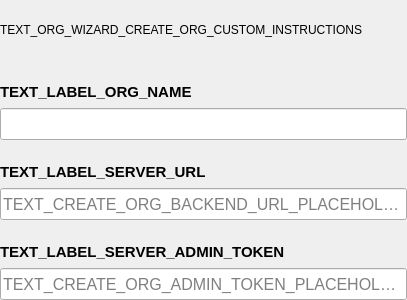
Before: the Qt Designer form parsec/core/gui/forms/create_org_custom_widget.ui in Scille/parsec-cloud, drawn with Qt 5.
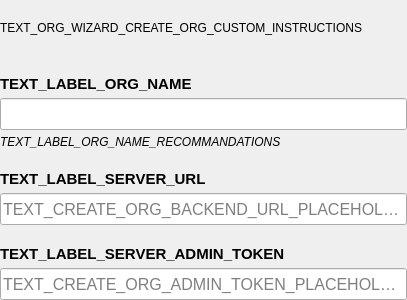
After: the same form once the commit is applied.

Commit message: [GUI] Added recommandations on organization names

```diff
--- a/parsec/core/gui/forms/create_org_custom_widget.ui
+++ b/parsec/core/gui/forms/create_org_custom_widget.ui
@@ -79,6 +79,22 @@
        </property>
       </widget>
      </item>
+     <item>
+      <widget class="QLabel" name="label_2">
+       <property name="font">
+        <font>
+         <pointsize>9</pointsize>
+         <italic>true</italic>
+        </font>
+       </property>
+       <property name="text">
+        <string>TEXT_LABEL_ORG_NAME_RECOMMANDATIONS</string>
+       </property>
+       <property name="wordWrap">
+        <bool>true</bool>
+       </property>
+      </widget>
+     </item>
     </layout>
    </item>
    <item>
```
The commit also changes 5 other files.
